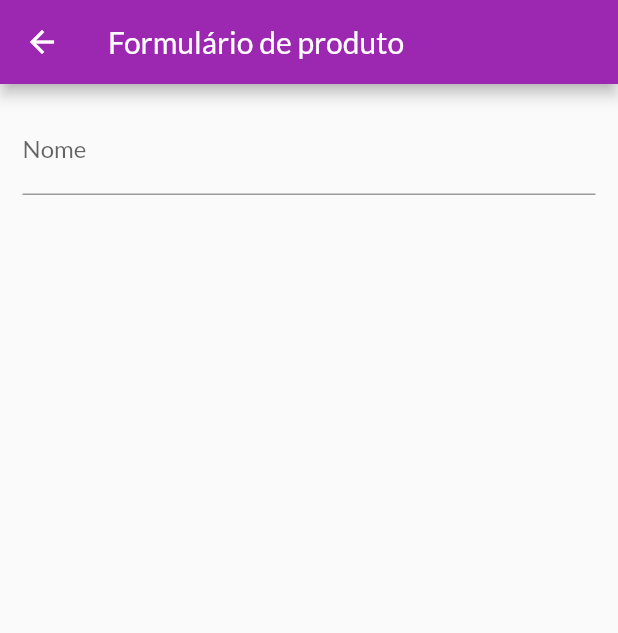
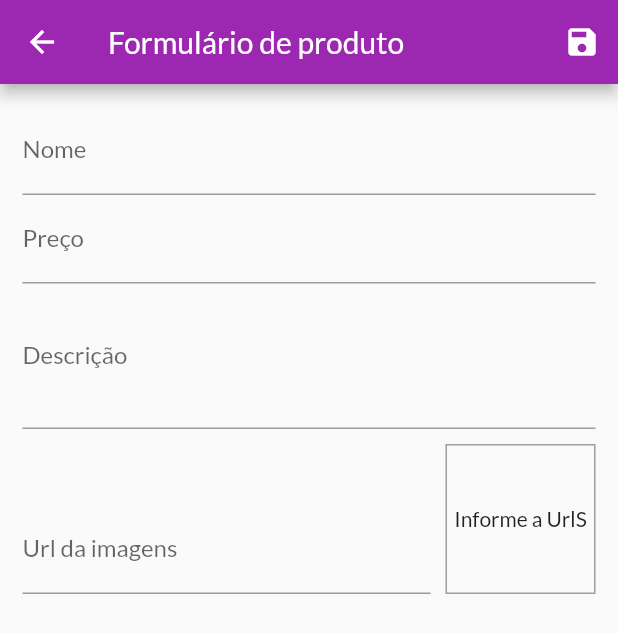
Before and after one commit to elton-costa/shop, a Flutter app: the ProductFormPage screen opened by its route, on a phone screen of 412 x 824 dp. Shown: the top 633 px of the screen. Run offline on Flutter 3.47's test engine with Material 2 defaults, Android fonts, the phone set to English and light mode, and no system bars; missing offline and left inert: dart:html; network calls fail.

Commit message:
Create submit form

```diff
--- a/lib/pages/product_form_page.dart
+++ b/lib/pages/product_form_page.dart
@@ -1,4 +1,7 @@
+import 'dart:math';
+
 import 'package:flutter/material.dart';
+import 'package:shop/models/product.dart';
 
 class ProductFormPage extends StatefulWidget {
   const ProductFormPage({Key? key}) : super(key: key);
@@ -8,20 +11,129 @@ class ProductFormPage extends StatefulWidget {
 }
 
 class _ProductFormPageState extends State<ProductFormPage> {
+  final _priceFocus = FocusNode();
+  final _descriptionFocus = FocusNode();
+  final _imageUrlFocus = FocusNode();
+  final _imageUrlController = TextEditingController();
+  final _formKey = GlobalKey<FormState>();
+  final _formData = Map<String, Object>();
+
+  @override
+  void initState() {
+    super.initState();
+    _imageUrlFocus.addListener(upDateImage);
+  }
+
+  void dispose() {
+    super.dispose();
+    _priceFocus.dispose();
+    _descriptionFocus.dispose();
+    _imageUrlFocus.removeListener(upDateImage);
+    _imageUrlFocus.dispose();
+  }
+
+  void upDateImage() {
+    setState(() {});
+  }
+
+  void _submitForm() {
+    _formKey.currentState?.save();
+    final newProduct = Product(
+      id: Random().nextDouble().toString(),
+      name: _formData['name'] as String,
+      description: _formData['description'] as String,
+      price: _formData['price'] as double,
+      imageUrl: _formData['imageUrl'] as String,
+    );
+    print(newProduct.id);
+    print(newProduct.name);
+    print(newProduct.price);
+  }
+
   @override
   Widget build(BuildContext context) {
     return Scaffold(
       appBar: AppBar(
         title: Text('Formulário de produto'),
+        actions: [
+          IconButton(
+            onPressed: _submitForm,
+            icon: Icon(Icons.save),
+          ),
+        ],
       ),
       body: Padding(
         padding: const EdgeInsets.all(15),
         child: Form(
+          key: _formKey,
           child: ListView(
             children: [
               TextFormField(
                 decoration: InputDecoration(labelText: 'Nome'),
                 textInputAction: TextInputAction.next,
+                onFieldSubmitted: (_) {
+                  FocusScope.of(context).requestFocus(_priceFocus);
+                },
+                onSaved: (name) => _formData['name'] = name ?? '',
+              ),
+              TextFormField(
+                decoration: InputDecoration(labelText: 'Preço'),
+                textInputAction: TextInputAction.next,
+                focusNode: _priceFocus,
+                keyboardType: TextInputType.numberWithOptions(
+                  decimal: true,
+                ),
+                onFieldSubmitted: (_) {
+                  FocusScope.of(context).requestFocus(_descriptionFocus);
+                },
+                onSaved: (price) =>
+                    _formData['price'] = double.parse(price ?? '0'),
+              ),
+              TextFormField(
+                decoration: InputDecoration(labelText: 'Descrição'),
+                focusNode: _descriptionFocus,
+                keyboardType: TextInputType.multiline,
+                maxLines: 3,
+                onSaved: (description) =>
+                    _formData['description'] = description ?? '',
+              ),
+              Row(
+                crossAxisAlignment: CrossAxisAlignment.end,
+                children: [
+                  Expanded(
+                    child: TextFormField(
+                      decoration: InputDecoration(labelText: 'Url da imagens'),
+                      keyboardType: TextInputType.url,
+                      textInputAction: TextInputAction.done,
+                      focusNode: _imageUrlFocus,
+                      controller: _imageUrlController,
+                      onFieldSubmitted: (_) => _submitForm(),
+                      onSaved: (imageUrl) =>
+                          _formData['imageUrl'] = imageUrl ?? '',
+                    ),
+                  ),
+                  Container(
+                    height: 100,
+                    width: 100,
+                    margin: const EdgeInsets.only(
+                      top: 10,
+                      left: 10,
+                    ),
+                    decoration: BoxDecoration(
+                      border: Border.all(
+                        color: Colors.grey,
+                        width: 1,
+                      ),
+                    ),
+                    alignment: Alignment.center,
+                    child: _imageUrlController.text.isEmpty
+                        ? Text('Informe a UrlS')
+                        : FittedBox(
+                            child: Image.network(_imageUrlController.text),
+                            fit: BoxFit.cover,
+                          ),
+                  )
+                ],
               ),
             ],
           ),
```
